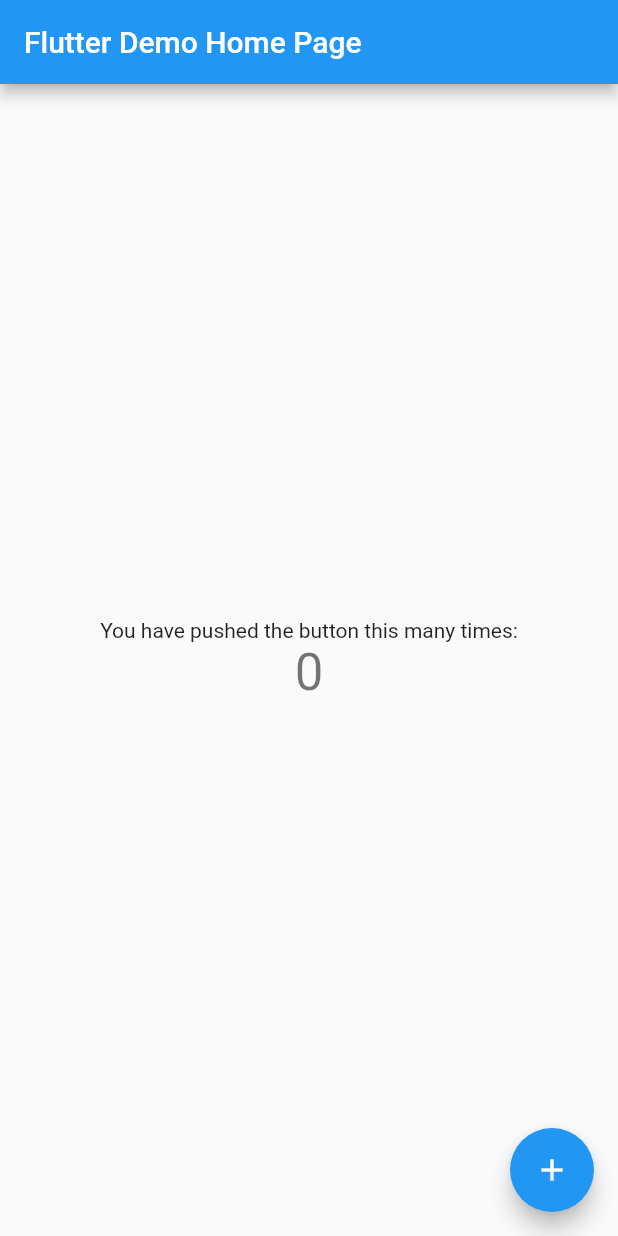
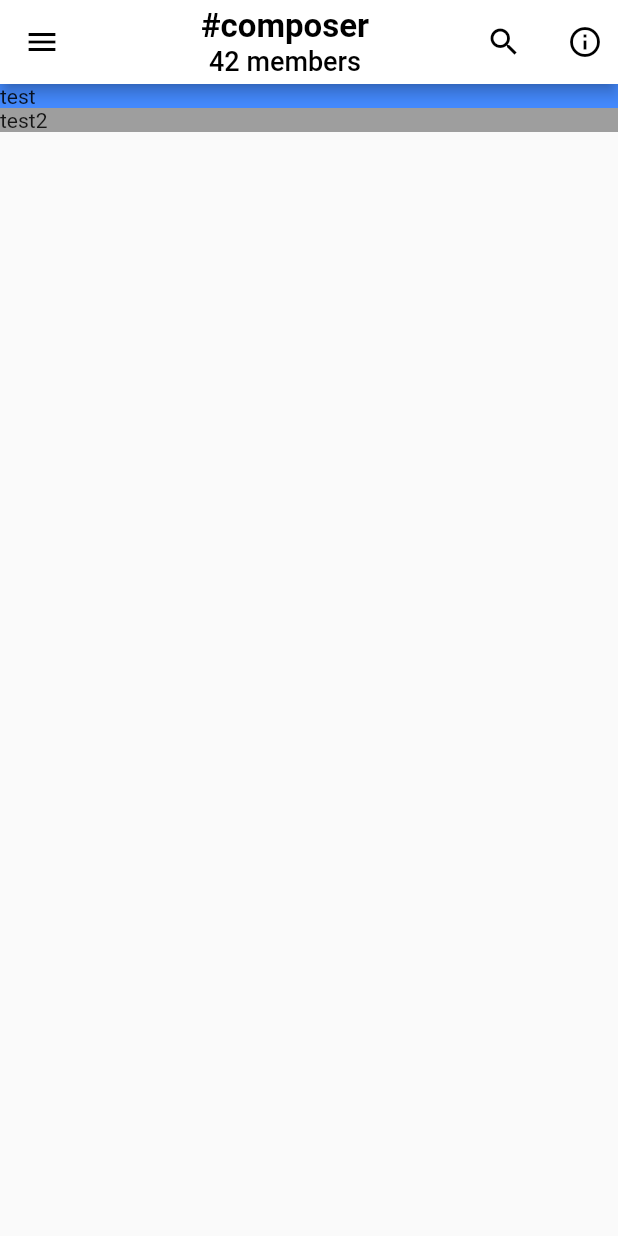
Before and after one commit to njw9108/google_compose_flutter_clone, a Flutter app: the screen it shows after launch, on a phone screen of 412 x 824 dp. Run offline on Flutter 3.47's test engine with Material 2 defaults, Android fonts, the phone set to English and light mode, and no system bars; our stand-ins replace equatable, freezed_annotation; generated files the repository leaves out were written again.

Commit message:
screen test

```diff
--- a/jet_chat_clone/lib/main.dart
+++ b/jet_chat_clone/lib/main.dart
@@ -1,4 +1,5 @@
 import 'package:flutter/material.dart';
+import 'package:jet_chat_clone/presentation/chat/chat_screen.dart';
 
 void main() {
   runApp(const MyApp());
@@ -13,103 +14,9 @@ class MyApp extends StatelessWidget {
     return MaterialApp(
       title: 'Flutter Demo',
       theme: ThemeData(
-        // This is the theme of your application.
-        //
-        // Try running your application with "flutter run". You'll see the
-        // application has a blue toolbar. Then, without quitting the app, try
-        // changing the primarySwatch below to Colors.green and then invoke
-        // "hot reload" (press "r" in the console where you ran "flutter run",
-        // or simply save your changes to "hot reload" in a Flutter IDE).
-        // Notice that the counter didn't reset back to zero; the application
-        // is not restarted.
         primarySwatch: Colors.blue,
       ),
-      home: const MyHomePage(title: 'Flutter Demo Home Page'),
+      home: const ChatScreen(),
     );
   }
 }
-
-class MyHomePage extends StatefulWidget {
-  const MyHomePage({Key? key, required this.title}) : super(key: key);
-
-  // This widget is the home page of your application. It is stateful, meaning
-  // that it has a State object (defined below) that contains fields that affect
-  // how it looks.
-
-  // This class is the configuration for the state. It holds the values (in this
-  // case the title) provided by the parent (in this case the App widget) and
-  // used by the build method of the State. Fields in a Widget subclass are
-  // always marked "final".
-
-  final String title;
-
-  @override
-  State<MyHomePage> createState() => _MyHomePageState();
-}
-
-class _MyHomePageState extends State<MyHomePage> {
-  int _counter = 0;
-
-  void _incrementCounter() {
-    setState(() {
-      // This call to setState tells the Flutter framework that something has
-      // changed in this State, which causes it to rerun the build method below
-      // so that the display can reflect the updated values. If we changed
-      // _counter without calling setState(), then the build method would not be
-      // called again, and so nothing would appear to happen.
-      _counter++;
-    });
-  }
-
-  @override
-  Widget build(BuildContext context) {
-    // This method is rerun every time setState is called, for instance as done
-    // by the _incrementCounter method above.
-    //
-    // The Flutter framework has been optimized to make rerunning build methods
-    // fast, so that you can just rebuild anything that needs updating rather
-    // than having to individually change instances of widgets.
-    return Scaffold(
-      appBar: AppBar(
-        // Here we take the value from the MyHomePage object that was created by
-        // the App.build method, and use it to set our appbar title.
-        title: Text(widget.title),
-      ),
-      body: Center(
-        // Center is a layout widget. It takes a single child and positions it
-        // in the middle of the parent.
-        child: Column(
-          // Column is also a layout widget. It takes a list of children and
-          // arranges them vertically. By default, it sizes itself to fit its
-          // children horizontally, and tries to be as tall as its parent.
-          //
-          // Invoke "debug painting" (press "p" in the console, choose the
-          // "Toggle Debug Paint" action from the Flutter Inspector in Android
-          // Studio, or the "Toggle Debug Paint" command in Visual Studio Code)
-          // to see the wireframe for each widget.
-          //
-          // Column has various properties to control how it sizes itself and
-          // how it positions its children. Here we use mainAxisAlignment to
-          // center the children vertically; the main axis here is the vertical
-          // axis because Columns are vertical (the cross axis would be
-          // horizontal).
-          mainAxisAlignment: MainAxisAlignment.center,
-          children: <Widget>[
-            const Text(
-              'You have pushed the button this many times:',
-            ),
-            Text(
-              '$_counter',
-              style: Theme.of(context).textTheme.headline4,
-            ),
-          ],
-        ),
-      ),
-      floatingActionButton: FloatingActionButton(
-        onPressed: _incrementCounter,
-        tooltip: 'Increment',
-        child: const Icon(Icons.add),
-      ), // This trailing comma makes auto-formatting nicer for build methods.
-    );
-  }
-}
--- /dev/null
+++ b/jet_chat_clone/lib/presentation/chat/chat_screen.dart
@@ -0,0 +1,166 @@
+import 'package:flutter/material.dart';
+
+class ChatScreen extends StatelessWidget {
+  const ChatScreen({Key? key}) : super(key: key);
+
+  @override
+  Widget build(BuildContext context) {
+    return Scaffold(
+      drawer: Drawer(
+        child: Container(
+          color: const Color(0xffdbe0f6),
+          child: ListView(
+            padding: EdgeInsets.zero,
+            children: [
+              const SizedBox(
+                height: 150,
+                child: DrawerHeader(
+                  //margin: EdgeInsets.only(bottom: 8),
+                  //padding: EdgeInsets.all(8),
+                  decoration: BoxDecoration(),
+                  child: Text(
+                    'Jet Chat',
+                    style: TextStyle(fontSize: 25),
+                  ),
+                ),
+              ),
+              const Padding(
+                padding: EdgeInsets.all(16.0),
+                child: Text('Chats'),
+              ),
+              ListTile(
+                title: Container(
+                  padding: const EdgeInsets.all(8),
+                  decoration: BoxDecoration(
+                    borderRadius: BorderRadius.circular(25),
+                    color: const Color(0xffaab7f5),
+                  ),
+                  child: const Padding(
+                    padding: EdgeInsets.all(8.0),
+                    child: Text(
+                      'Composers',
+                      style: TextStyle(fontSize: 22),
+                    ),
+                  ),
+                ),
+                onTap: () {},
+              ),
+              ListTile(
+                title: Container(
+                  padding: const EdgeInsets.all(8),
+                  decoration: BoxDecoration(
+                    borderRadius: BorderRadius.circular(25),
+                    color: Colors.transparent,
+                  ),
+                  child: const Padding(
+                    padding: EdgeInsets.all(8.0),
+                    child: Text(
+                      'droidcon-nyc',
+                      style: TextStyle(fontSize: 22),
+                    ),
+                  ),
+                ),
+                onTap: () {},
+              ),
+              const Divider(
+                thickness: 1,
+                color: Colors.grey,
+              ),
+              const Padding(
+                padding: EdgeInsets.all(16.0),
+                child: Text('Recent Profiles'),
+              ),
+              Column(
+                children: [
+                  Row(
+                    children: const [
+                      Padding(
+                        padding: EdgeInsets.all(16.0),
+                        child: SizedBox(
+                          width: 40,
+                          height: 40,
+                          child: CircleAvatar(
+                            backgroundImage: NetworkImage(
+                                'https://dimg.donga.com/wps/NEWS/IMAGE/2021/01/17/104953245.2.jpg'),
+                          ),
+                        ),
+                      ),
+                      Text(
+                        'Ali Conors',
+                        style: TextStyle(fontSize: 24),
+                      ),
+                    ],
+                  ),
+                  Row(
+                    children: const [
+                      Padding(
+                        padding: EdgeInsets.all(16.0),
+                        child: SizedBox(
+                          width: 40,
+                          height: 40,
+                          child: CircleAvatar(
+                            backgroundImage: NetworkImage(
+                                'https://dimg.donga.com/wps/NEWS/IMAGE/2021/01/17/104953245.2.jpg'),
+                          ),
+                        ),
+                      ),
+                      Text(
+                        'Ali Conors',
+                        style: TextStyle(fontSize: 24),
+                      ),
+                    ],
+                  ),
+                ],
+              ),
+            ],
+          ),
+        ),
+      ),
+      appBar: AppBar(
+        backgroundColor: Colors.white,
+        foregroundColor: Colors.black,
+        actions: [
+          Icon(Icons.search),
+          SizedBox(
+            width: 30,
+          ),
+          Icon(Icons.info_outlined),
+          SizedBox(
+            width: 10,
+          ),
+        ],
+        title: Center(
+          child: Column(
+            children: const [
+              Text(
+                '#composer',
+                style: TextStyle(
+                  fontSize: 22,
+                  fontWeight: FontWeight.bold,
+                ),
+              ),
+              Text(
+                '42 members',
+                style: TextStyle(
+                  fontSize: 18,
+                ),
+              ),
+            ],
+          ),
+        ),
+      ),
+      body: ListView(
+        children: [
+          Container(
+            color: Colors.blueAccent,
+            child: const Text('test'),
+          ),
+          Container(
+            color: Colors.grey,
+            child: const Text('test2'),
+          ),
+        ],
+      ),
+    );
+  }
+}
--- /dev/null
+++ b/jet_chat_clone/lib/presentation/chat/chat_view_model.dart
@@ -0,0 +1,5 @@
+import 'package:flutter/material.dart';
+
+class ChatViewModel with ChangeNotifier {
+
+}
--- /dev/null
+++ b/jet_chat_clone/lib/presentation/edit_profile/edit_profile_screen.dart
@@ -0,0 +1,10 @@
+import 'package:flutter/material.dart';
+
+class EditProfileScreen extends StatelessWidget {
+  const EditProfileScreen({Key? key}) : super(key: key);
+
+  @override
+  Widget build(BuildContext context) {
+    return Container();
+  }
+}
--- /dev/null
+++ b/jet_chat_clone/lib/presentation/edit_profile/edit_profile_view_model.dart
@@ -0,0 +1,5 @@
+import 'package:flutter/material.dart';
+
+class EditProfileViewModel with ChangeNotifier {
+
+}
```
